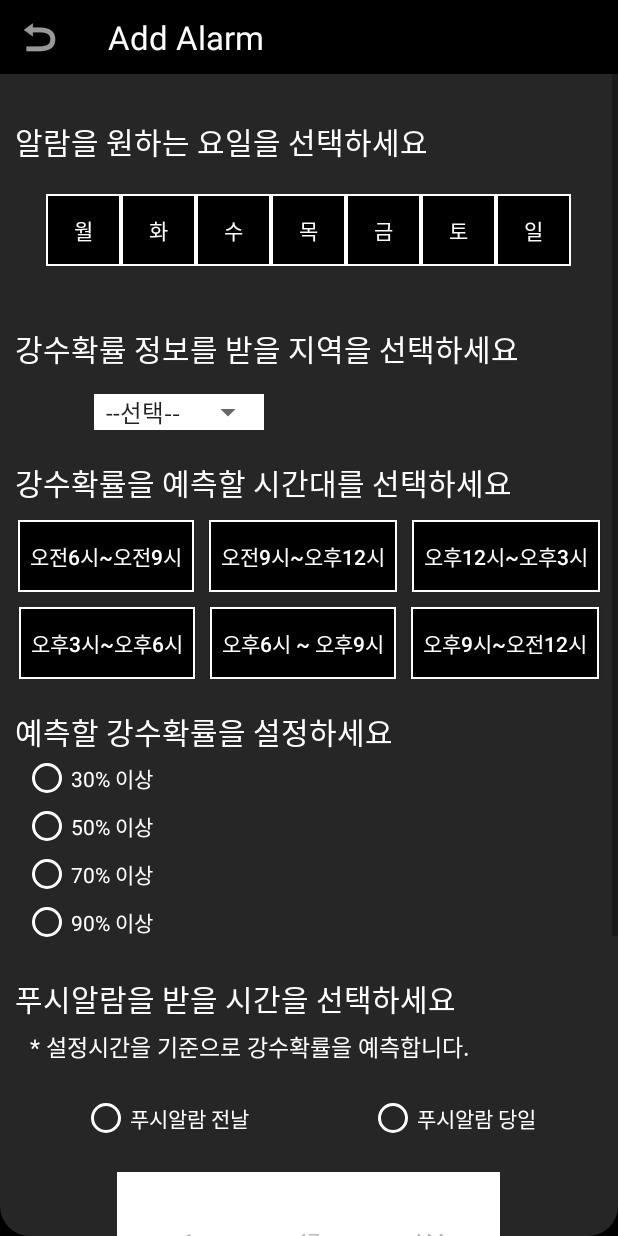
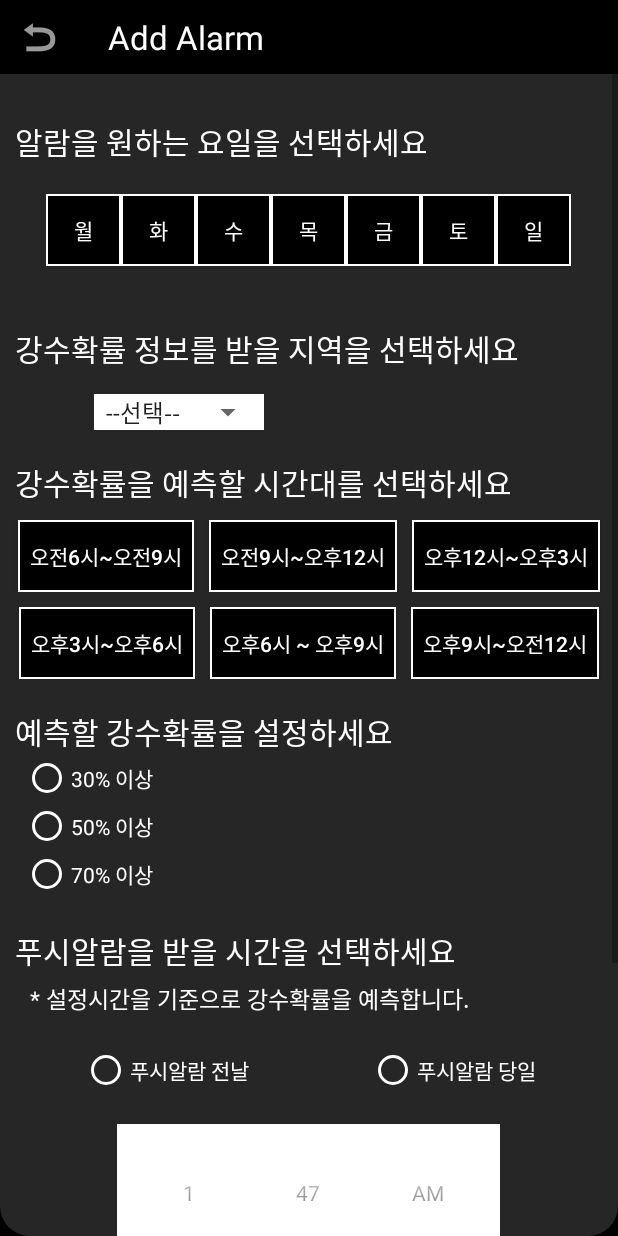
Before and after one commit to Sol-cito/Umbrellalarm_AndroidProject, an Android app: the screen it shows after launch (MainActivity), after a tap on "+ 추 가", on a phone screen of 412 x 824 dp. Run offline under Robolectric (Android 15) with nearby library versions, the phone set to English and light mode, and no system bars; our stand-ins replace Volley.

Commit message:
(2019.12.30) Working on transfering data of precipitation to MainActivity

```diff
--- a/UmbrellaApplicationProject/app/src/main/java/com/example/umbrellaapplicationproject/Fragment_alarmSetting.java
+++ b/UmbrellaApplicationProject/app/src/main/java/com/example/umbrellaapplicationproject/Fragment_alarmSetting.java
@@ -12,6 +12,7 @@ import android.widget.Button;
 import android.widget.FrameLayout;
 import android.widget.ImageButton;
 import android.widget.LinearLayout;
+import android.widget.RadioGroup;
 import android.widget.ScrollView;
 import android.widget.Spinner;
 import android.widget.TextView;
@@ -58,6 +59,9 @@ public class Fragment_alarmSetting extends Fragment {
     private Button time_ninePMToTwelve;
     private boolean bool_time_ninePMToTwelve;
 
+    /* precipitation radio */
+    private RadioGroup radioGroup;
+
     /* Layout and spinners for selecting location*/
     private Spinner location_province;
     private Spinner location_seoul;
@@ -71,6 +75,7 @@ public class Fragment_alarmSetting extends Fragment {
     private TextView valid_day;
     private TextView valid_location;
     private TextView valid_time;
+    private TextView valid_precipitation;
 
     /* Data sets to transfer to MainActivity */
     private boolean[] dayList = new boolean[7];
@@ -81,7 +86,7 @@ public class Fragment_alarmSetting extends Fragment {
 
     /* Interface to deliver setting data to MainActivity */
     public interface ThrowData {
-        void receiveData(boolean[] dayList, String[] locationList, boolean[] timeList);
+        void receiveData(boolean[] dayList, String[] locationList, boolean[] timeList, int precipitation);
         /* receiveData 안에 넣을 데이터 : 지금은 dayList만 넣었지만 setting할 때 모든 데이터 넘겨야 함.*/
     }
 
@@ -299,9 +304,26 @@ public class Fragment_alarmSetting extends Fragment {
             }
         });
 
+        /* Set precipitation */
+        radioGroup = rootView.findViewById(R.id.radioGroup);
+        precipitation = 0;
+        radioGroup.setOnCheckedChangeListener(new RadioGroup.OnCheckedChangeListener() {
+            @Override
+            public void onCheckedChanged(RadioGroup group, int checkedId) {
+                if(checkedId == 1){
+                    precipitation = 30;
+                }else if(checkedId == 2){
+                    precipitation = 50;
+                }else{
+                    precipitation = 70;
+                }
+            }
+        });
+
         valid_day = rootView.findViewById(R.id.valid_day);
         valid_location = rootView.findViewById(R.id.valid_location);
         valid_time = rootView.findViewById(R.id.valid_time);
+        valid_precipitation = rootView.findViewById(R.id.valid_precipitation);
 
         /* 설정 버튼 클릭*/
         alarmAddButton = rootView.findViewById(R.id.alarmAddButton);
@@ -354,7 +376,7 @@ public class Fragment_alarmSetting extends Fragment {
 
     /* Method for the MainActivity to get the data set from the fragment*/
     public void throwData() {
-        throwData.receiveData(dayList, locationList, timeList);
+        throwData.receiveData(dayList, locationList, timeList, precipitation);
     }
 
     /* Method for scrolling up the the top of the fragment (called by the MainActivity) */
@@ -389,8 +411,16 @@ public class Fragment_alarmSetting extends Fragment {
             valid_time.setVisibility(View.GONE);
         }
 
+        /* checking set precipitation */
+        if(precipitation == 0){
+            scrollView.smoothScrollTo(0, 0);
+            valid_precipitation.setVisibility(View.VISIBLE);
+        }else{
+            valid_precipitation.setVisibility(View.GONE);
+        }
+
         if(valid_day.getVisibility() == View.VISIBLE || valid_location.getVisibility() == View.VISIBLE
-        || valid_time.getVisibility() == View.VISIBLE){
+        || valid_time.getVisibility() == View.VISIBLE || valid_precipitation.getVisibility() == View.VISIBLE){
             return false;
         }
         return true;
--- a/UmbrellaApplicationProject/app/src/main/java/com/example/umbrellaapplicationproject/MainActivity.java
+++ b/UmbrellaApplicationProject/app/src/main/java/com/example/umbrellaapplicationproject/MainActivity.java
@@ -37,6 +37,7 @@ public class MainActivity extends AppCompatActivity implements Fragment_alarmSet
     private boolean[] dayListFromFragment;
     private String[] locationListFromFragment;
     private boolean[] timeListFromFragment;
+    private int precipitationFromFragment;
 
     /* Korean Weather API service Key */
     private static final String SERVICE_KEY = "c1g26jTnByGW5kb0HXyLjLfpLsO%2FcByKq4WxxOygJ2GBxWCHOVvFPVSbrHJ6LY2uMqkHDT7kkLVAUKyit3ykEg%3D%3D";
@@ -182,11 +183,11 @@ public class MainActivity extends AppCompatActivity implements Fragment_alarmSet
 
     /* Data receiver method from fragment*/
     @Override
-    public void receiveData(boolean[] dayList, String[] locationList, boolean[] timeList) {
+    public void receiveData(boolean[] dayList, String[] locationList, boolean[] timeList, int precipitation) {
         dayListFromFragment = dayList;
         locationListFromFragment = locationList;
         timeListFromFragment = timeList;
-
+        precipitationFromFragment = precipitation;
         finishFragment();
     }
 }
--- a/UmbrellaApplicationProject/app/src/main/res/layout/fragment_alarm_setting.xml
+++ b/UmbrellaApplicationProject/app/src/main/res/layout/fragment_alarm_setting.xml
@@ -297,7 +297,18 @@
                 android:textColor="#ffffff"
                 android:textSize="20sp" />
 
+            <TextView
+                android:id="@+id/valid_precipitation"
+                android:layout_width="wrap_content"
+                android:layout_height="wrap_content"
+                android:layout_marginLeft="10sp"
+                android:text=" * 강수확률을 선택하세요"
+                android:textColor="#FF0000"
+                android:textSize="15sp"
+                android:visibility="gone"/>
+
             <RadioGroup
+                android:id="@+id/radioGroup"
                 android:layout_width="match_parent"
                 android:layout_height="wrap_content"
                 android:layout_marginLeft="15sp"
@@ -324,12 +335,6 @@
                     android:text="70% 이상"
                     android:textColor="#ffffff" />
 
-                <RadioButton
-                    android:layout_width="wrap_content"
-                    android:layout_height="wrap_content"
-                    android:buttonTint="#ffffff"
-                    android:text="90% 이상"
-                    android:textColor="#ffffff" />
             </RadioGroup>
 
             <TextView
```
